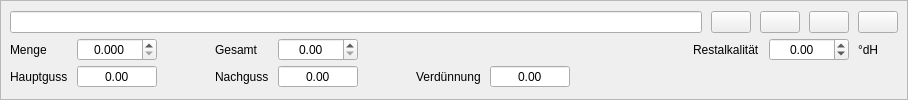
kleiner-brauhelfer/kleiner-brauhelfer-2, file kleiner-brauhelfer/widgets/wdgwasseraufbereitung.ui: the form before one commit.
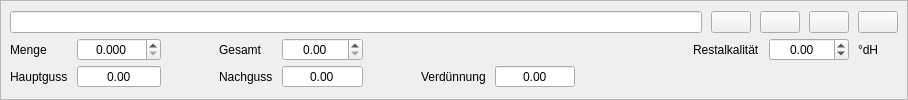
The form after the commit. Icons and pictures are not drawn. Custom widgets are drawn as their Qt base class.

Patch:
```diff
--- a/kleiner-brauhelfer/widgets/wdgwasseraufbereitung.ui
+++ b/kleiner-brauhelfer/widgets/wdgwasseraufbereitung.ui
@@ -157,11 +157,14 @@
           <property name="buttonSymbols">
            <enum>QAbstractSpinBox::ButtonSymbols::NoButtons</enum>
           </property>
+          <property name="showGroupSeparator" stdset="0">
+           <bool>true</bool>
+          </property>
           <property name="decimals">
            <number>2</number>
           </property>
           <property name="maximum">
-           <double>9999.000000000000000</double>
+           <double>99999.000000000000000</double>
           </property>
          </widget>
         </item>
@@ -236,11 +239,14 @@
           <property name="buttonSymbols">
            <enum>QAbstractSpinBox::ButtonSymbols::NoButtons</enum>
           </property>
+          <property name="showGroupSeparator" stdset="0">
+           <bool>true</bool>
+          </property>
           <property name="decimals">
            <number>2</number>
           </property>
           <property name="maximum">
-           <double>9999.000000000000000</double>
+           <double>99999.000000000000000</double>
           </property>
          </widget>
         </item>
@@ -279,7 +285,7 @@
            <number>3</number>
           </property>
           <property name="maximum">
-           <double>9999.000000000000000</double>
+           <double>99999.000000000000000</double>
           </property>
           <property name="singleStep">
            <double>0.010000000000000</double>
@@ -314,11 +320,14 @@
           <property name="alignment">
            <set>Qt::AlignmentFlag::AlignCenter</set>
           </property>
+          <property name="showGroupSeparator" stdset="0">
+           <bool>true</bool>
+          </property>
           <property name="decimals">
            <number>2</number>
           </property>
           <property name="maximum">
-           <double>9999.000000000000000</double>
+           <double>99999.000000000000000</double>
           </property>
           <property name="singleStep">
            <double>0.100000000000000</double>
@@ -368,11 +377,14 @@
           <property name="buttonSymbols">
            <enum>QAbstractSpinBox::ButtonSymbols::NoButtons</enum>
           </property>
+          <property name="showGroupSeparator" stdset="0">
+           <bool>true</bool>
+          </property>
           <property name="decimals">
            <number>2</number>
           </property>
           <property name="maximum">
-           <double>9999.000000000000000</double>
+           <double>99999.000000000000000</double>
           </property>
          </widget>
         </item>
```
